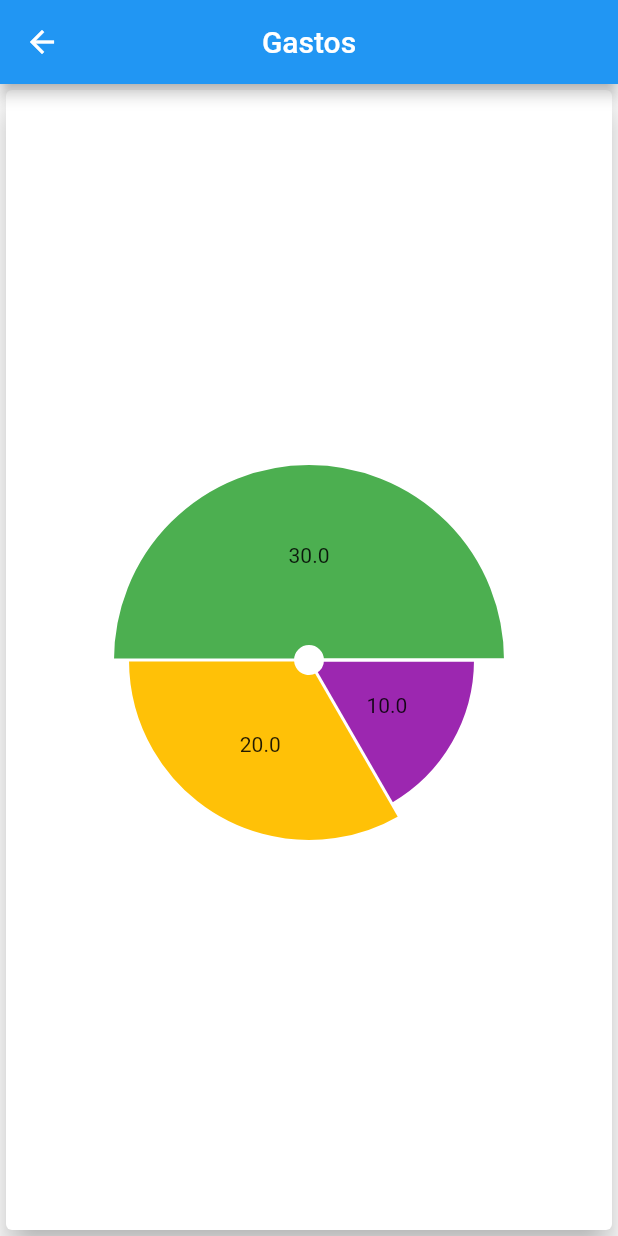
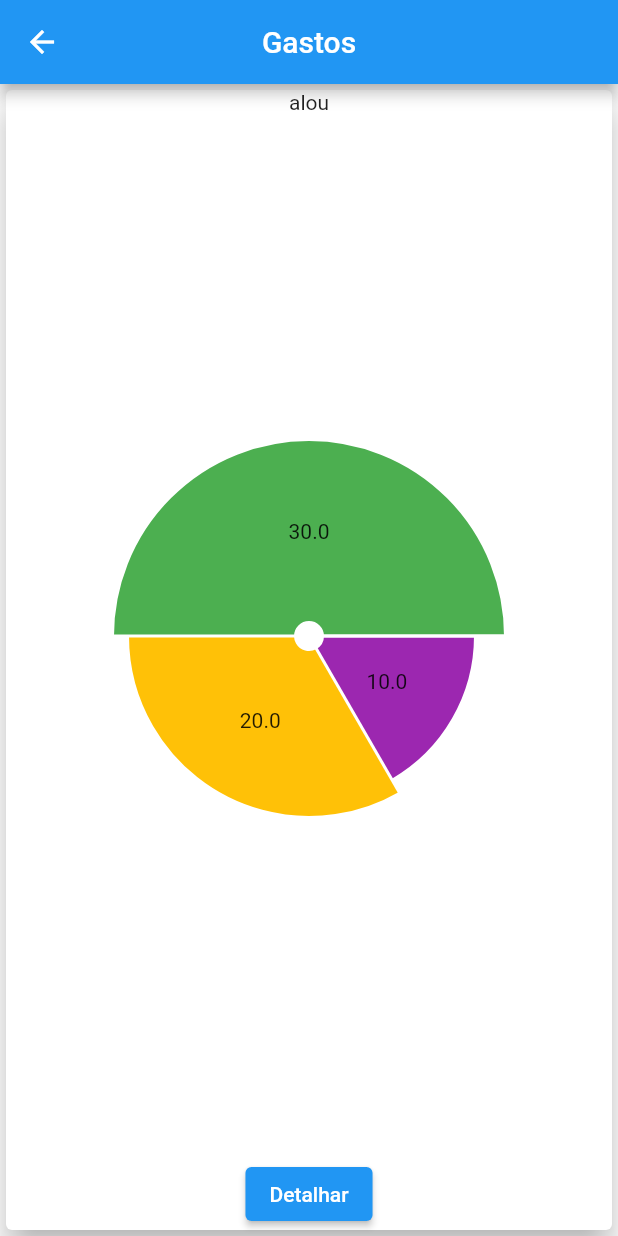
Before and after one commit to PRCaio/blue-open, a Flutter app: the DetailPage screen opened directly, on a phone screen of 412 x 824 dp. Run offline on Flutter 3.47's test engine with Material 2 defaults, Android fonts, the phone set to English and light mode, and no system bars; drawn by our look-alikes of fl_chart, pie_chart.

Commit message:
Button criado

```diff
--- a/lib/src/pages/detail/detail_page.dart
+++ b/lib/src/pages/detail/detail_page.dart
@@ -60,20 +60,41 @@ class _DetailPageState extends State<DetailPage> {
 
     return Card(
         elevation: 9,
+        child: Container(
+          child: Column(
+            children: [
+              Text("alou"),
+              Expanded(
                 child: PieChart(
                   PieChartData(
                     centerSpaceRadius: 10,
                     borderData: FlBorderData(show: true),
                     pieTouchData: PieTouchData(enabled: true),
                     sections: [
-            PieChartSectionData(value: 10, color: Colors.purple, radius: 100),
-            PieChartSectionData(value: 20, color: Colors.amber, radius: 110),
-            PieChartSectionData(value: 30, color: Colors.green, radius: 120)
+                      PieChartSectionData(
+                          value: 10, color: Colors.purple, radius: 100),
+                      PieChartSectionData(
+                          value: 20, color: Colors.amber, radius: 110),
+                      PieChartSectionData(
+                          value: 30, color: Colors.green, radius: 120)
                     ],
                   ),
-        swapAnimationDuration: const Duration(milliseconds: 150), // Optional
+                  swapAnimationDuration:
+                      const Duration(milliseconds: 150), // Optional
                   swapAnimationCurve: Curves.linear, // Optional
                 ),
+              ),
+              ElevatedButton(
+                onPressed: () {
+                  Navigator.push(
+                    context,
+                    MaterialPageRoute(builder: (context) => const DetailPage()),
                   );
+                },
+                child: const Text('Detalhar'),
+              ),
+            ],
+          ),
+        ));
   }
 }
--- a/lib/src/pages/home/home_page.dart
+++ b/lib/src/pages/home/home_page.dart
@@ -1,5 +1,6 @@
 import 'package:blue_open/src/pages/detail/detail_page.dart';
 import 'package:flutter/material.dart';
+import 'package:pie_chart/pie_chart.dart';
 
 class HomePage extends StatelessWidget {
   const HomePage({super.key});
```
Lines whose indentation alone changed are shown as unchanged.
